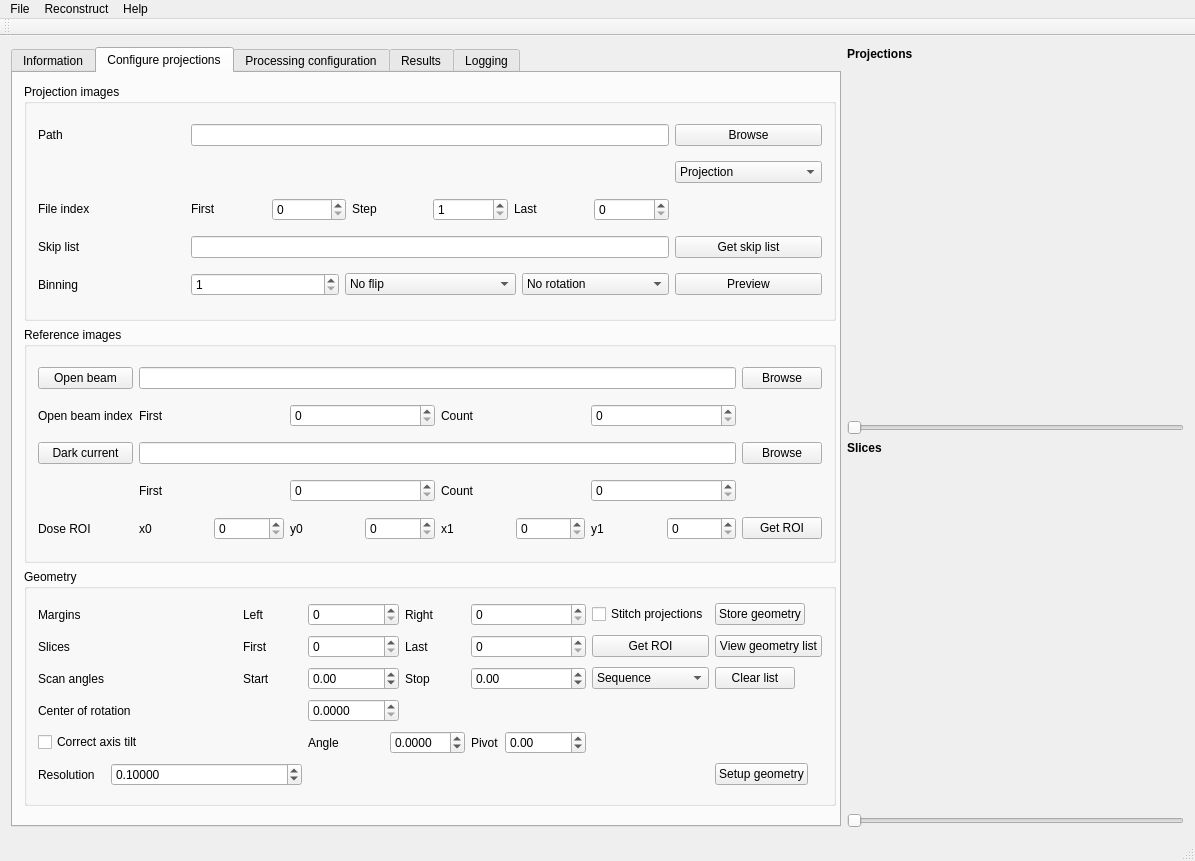
First picture: the form in src/muhrec3/muhrecmainwindow.ui, repository neutronimaging/imagingsuite, before the edit.
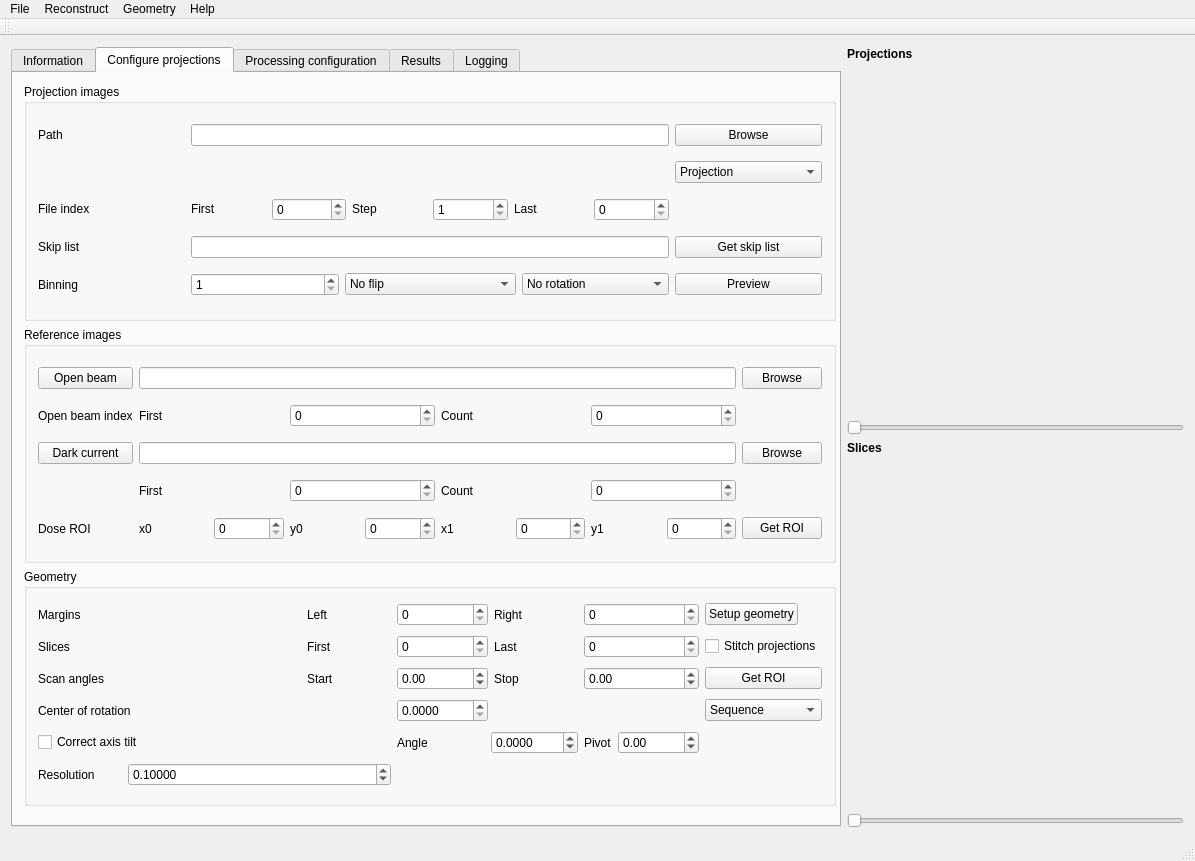
Second picture: the form after the edit. Custom widgets are drawn as their Qt base class.

Commit message: Moved geometry list from buttons to menu, short cut for add Added LS fit to the center/tilt estimate Working on the defualt module library files

The edit to the form file:
```diff
--- a/src/muhrec3/muhrecmainwindow.ui
+++ b/src/muhrec3/muhrecmainwindow.ui
@@ -748,26 +748,6 @@
                 </property>
                </widget>
               </item>
-              <item row="0" column="7">
-               <widget class="QCheckBox" name="check_stitchprojections">
-                <property name="text">
-                 <string>Stitch projections</string>
-                </property>
-               </widget>
-              </item>
-              <item row="0" column="8">
-               <widget class="QPushButton" name="buttonStoreGeometry">
-                <property name="sizePolicy">
-                 <sizepolicy hsizetype="Fixed" vsizetype="Fixed">
-                  <horstretch>0</horstretch>
-                  <verstretch>0</verstretch>
-                 </sizepolicy>
-                </property>
-                <property name="text">
-                 <string>Store geometry</string>
-                </property>
-               </widget>
-              </item>
               <item row="1" column="0">
                <widget class="QLabel" name="label_26">
                 <property name="text">
@@ -809,40 +789,6 @@
                 </property>
                </widget>
               </item>
-              <item row="1" column="7">
-               <widget class="QPushButton" name="buttonGetReconROI">
-                <property name="text">
-                 <string>Get ROI</string>
-                </property>
-               </widget>
-              </item>
-              <item row="1" column="8">
-               <widget class="QPushButton" name="buttonViewGeometryList">
-                <property name="sizePolicy">
-                 <sizepolicy hsizetype="Fixed" vsizetype="Fixed">
-                  <horstretch>0</horstretch>
-                  <verstretch>0</verstretch>
-                 </sizepolicy>
-                </property>
-                <property name="text">
-                 <string>View geometry list</string>
-                </property>
-               </widget>
-              </item>
-              <item row="2" column="7">
-               <widget class="QComboBox" name="comboDataSequence">
-                <item>
-                 <property name="text">
-                  <string>Sequence</string>
-                 </property>
-                </item>
-                <item>
-                 <property name="text">
-                  <string>Golden ratio</string>
-                 </property>
-                </item>
-               </widget>
-              </item>
               <item row="2" column="0">
                <widget class="QLabel" name="label_27">
                 <property name="text">
@@ -890,19 +836,6 @@
                 </property>
                </widget>
               </item>
-              <item row="2" column="8">
-               <widget class="QPushButton" name="buttonClearGeometryList">
-                <property name="sizePolicy">
-                 <sizepolicy hsizetype="Fixed" vsizetype="Fixed">
-                  <horstretch>0</horstretch>
-                  <verstretch>0</verstretch>
-                 </sizepolicy>
-                </property>
-                <property name="text">
-                 <string>Clear list</string>
-                </property>
-               </widget>
-              </item>
               <item row="3" column="0" colspan="2">
                <widget class="QLabel" name="label_28">
                 <property name="text">
@@ -1032,7 +965,35 @@
                 </property>
                </widget>
               </item>
-              <item row="5" column="8">
+              <item row="3" column="7">
+               <widget class="QComboBox" name="comboDataSequence">
+                <item>
+                 <property name="text">
+                  <string>Sequence</string>
+                 </property>
+                </item>
+                <item>
+                 <property name="text">
+                  <string>Golden ratio</string>
+                 </property>
+                </item>
+               </widget>
+              </item>
+              <item row="2" column="7">
+               <widget class="QPushButton" name="buttonGetReconROI">
+                <property name="text">
+                 <string>Get ROI</string>
+                </property>
+               </widget>
+              </item>
+              <item row="1" column="7">
+               <widget class="QCheckBox" name="check_stitchprojections">
+                <property name="text">
+                 <string>Stitch projections</string>
+                </property>
+               </widget>
+              </item>
+              <item row="0" column="7">
                <widget class="QPushButton" name="buttonConfigGeometry">
                 <property name="sizePolicy">
                  <sizepolicy hsizetype="Fixed" vsizetype="Fixed">
@@ -1604,8 +1565,17 @@
     <addaction name="actionStartReconstruction"/>
     <addaction name="actionPreferences"/>
    </widget>
+   <widget class="QMenu" name="menuGeometry">
+    <property name="title">
+     <string>Geometry</string>
+    </property>
+    <addaction name="actionStore_geometry"/>
+    <addaction name="actionView_geometry_list"/>
+    <addaction name="actionClear_list"/>
+   </widget>
    <addaction name="menuFile"/>
    <addaction name="menuReconstruct"/>
+   <addaction name="menuGeometry"/>
    <addaction name="menuHelp"/>
   </widget>
   <widget class="QToolBar" name="mainToolBar">
```
Left out of the diff: 21 changed lines with no effect on the pictures. The commit also changes 5 other files.
